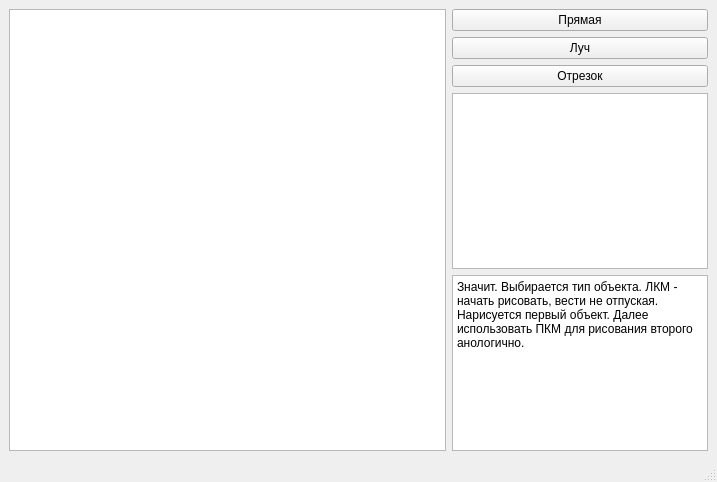
Before: the Qt Designer form mainwindow.ui in AleksandrVititnev/intersectionOfLinesQT, drawn with Qt 5.
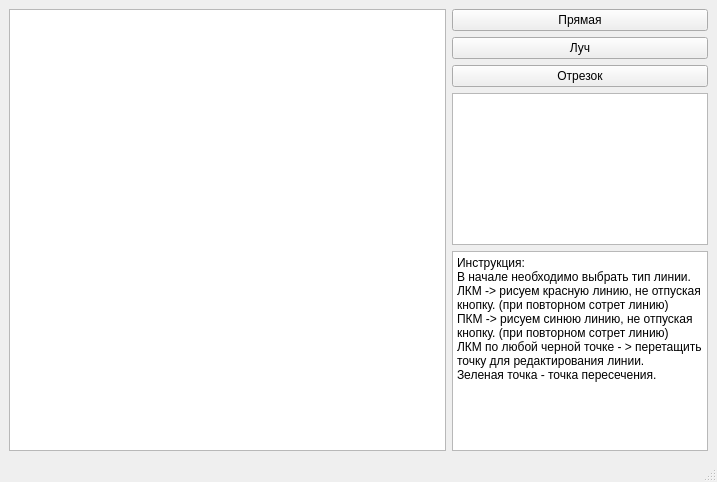
After: the same form once the commit is applied.

Patch:
```diff
--- a/mainwindow.ui
+++ b/mainwindow.ui
@@ -58,6 +58,18 @@
         </item>
         <item>
          <widget class="QTextBrowser" name="textIntruction">
+          <property name="sizePolicy">
+           <sizepolicy hsizetype="Expanding" vsizetype="Expanding">
+            <horstretch>0</horstretch>
+            <verstretch>0</verstretch>
+           </sizepolicy>
+          </property>
+          <property name="minimumSize">
+           <size>
+            <width>0</width>
+            <height>200</height>
+           </size>
+          </property>
           <property name="html">
            <string>&lt;!DOCTYPE HTML PUBLIC &quot;-//W3C//DTD HTML 4.0//EN&quot; &quot;http://www.w3.org/TR/REC-html40/strict.dtd&quot;&gt;
 &lt;html&gt;&lt;head&gt;&lt;meta name=&quot;qrichtext&quot; content=&quot;1&quot; /&gt;&lt;meta charset=&quot;utf-8&quot; /&gt;&lt;style type=&quot;text/css&quot;&gt;
@@ -66,7 +78,12 @@
 li.unchecked::marker { content: &quot;\2610&quot;; }
 li.checked::marker { content: &quot;\2612&quot;; }
 &lt;/style&gt;&lt;/head&gt;&lt;body style=&quot; font-family:'Segoe UI'; font-size:9pt; font-weight:400; font-style:normal;&quot;&gt;
-&lt;p style=&quot; margin-top:0px; margin-bottom:0px; margin-left:0px; margin-right:0px; -qt-block-indent:0; text-indent:0px;&quot;&gt;Значит. Выбирается тип объекта. ЛКМ - начать рисовать, вести не отпуская. Нарисуется первый объект. Далее использовать ПКМ для рисования второго анологично.&lt;/p&gt;&lt;/body&gt;&lt;/html&gt;</string>
+&lt;p style=&quot; margin-top:0px; margin-bottom:0px; margin-left:0px; margin-right:0px; -qt-block-indent:0; text-indent:0px;&quot;&gt;Инструкция:&lt;/p&gt;
+&lt;p style=&quot; margin-top:0px; margin-bottom:0px; margin-left:0px; margin-right:0px; -qt-block-indent:0; text-indent:0px;&quot;&gt;В начале необходимо выбрать тип линии.&lt;/p&gt;
+&lt;p style=&quot; margin-top:0px; margin-bottom:0px; margin-left:0px; margin-right:0px; -qt-block-indent:0; text-indent:0px;&quot;&gt;ЛКМ -&amp;gt; рисуем красную линию, не отпуская кнопку. (при повторном сотрет линию)&lt;/p&gt;
+&lt;p style=&quot; margin-top:0px; margin-bottom:0px; margin-left:0px; margin-right:0px; -qt-block-indent:0; text-indent:0px;&quot;&gt;ПКМ -&amp;gt; рисуем синюю линию, не отпуская кнопку. (при повторном сотрет линию)&lt;/p&gt;
+&lt;p style=&quot; margin-top:0px; margin-bottom:0px; margin-left:0px; margin-right:0px; -qt-block-indent:0; text-indent:0px;&quot;&gt;ЛКМ по любой черной точке - &amp;gt; перетащить точку для редактирования линии.&lt;/p&gt;
+&lt;p style=&quot; margin-top:0px; margin-bottom:0px; margin-left:0px; margin-right:0px; -qt-block-indent:0; text-indent:0px;&quot;&gt;Зеленая точка - точка пересечения.&lt;/p&gt;&lt;/body&gt;&lt;/html&gt;</string>
           </property>
          </widget>
         </item>
```
Left out of the diff: 11 changed lines with no effect on the pictures.
